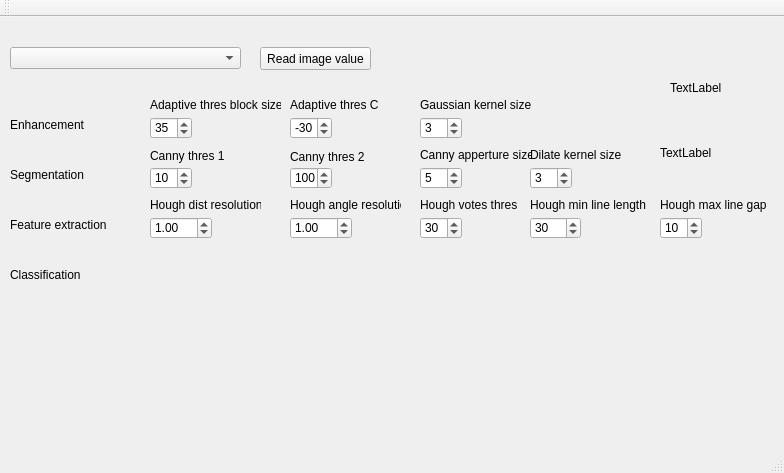
This is mainwindow.ui in AIHGomaa/EVDProject1 as Qt 5 draws it before an edit. The edited form follows.
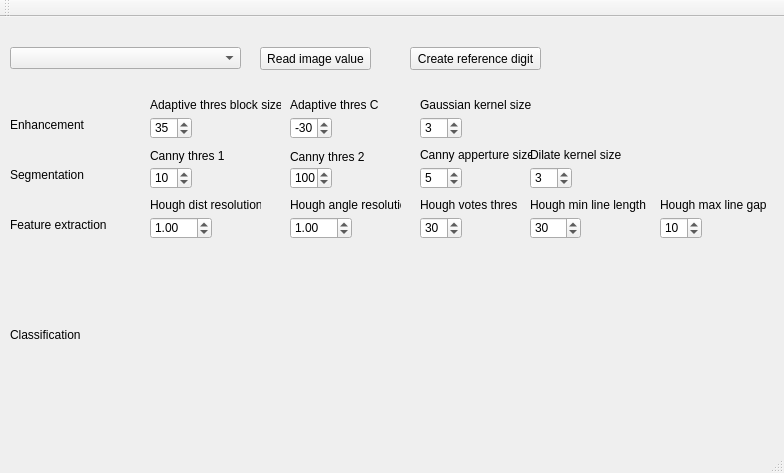
This is the edited form.

```diff
--- a/mainwindow.ui
+++ b/mainwindow.ui
@@ -173,7 +173,7 @@
     <property name="geometry">
      <rect>
       <x>10</x>
-      <y>250</y>
+      <y>310</y>
       <width>111</width>
       <height>16</height>
      </rect>
@@ -240,32 +240,6 @@
      <number>10</number>
     </property>
    </widget>
-   <widget class="QLabel" name="label_10">
-    <property name="geometry">
-     <rect>
-      <x>670</x>
-      <y>40</y>
-      <width>71</width>
-      <height>61</height>
-     </rect>
-    </property>
-    <property name="text">
-     <string>TextLabel</string>
-    </property>
-   </widget>
-   <widget class="QLabel" name="label_11">
-    <property name="geometry">
-     <rect>
-      <x>660</x>
-      <y>110</y>
-      <width>61</width>
-      <height>51</height>
-     </rect>
-    </property>
-    <property name="text">
-     <string>TextLabel</string>
-    </property>
-   </widget>
    <widget class="QLabel" name="label_12">
     <property name="geometry">
      <rect>
@@ -508,6 +482,19 @@
      <number>5</number>
     </property>
    </widget>
+   <widget class="QPushButton" name="btnReadImageValue_2">
+    <property name="geometry">
+     <rect>
+      <x>410</x>
+      <y>30</y>
+      <width>131</width>
+      <height>23</height>
+     </rect>
+    </property>
+    <property name="text">
+     <string>Create reference digit</string>
+    </property>
+   </widget>
   </widget>
   <widget class="QMenuBar" name="menuBar">
    <property name="geometry">
```
